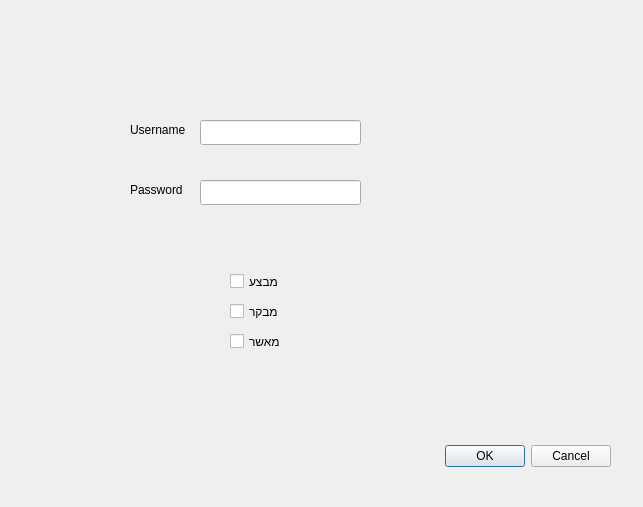
This is Login.ui in peterooch/DigiFerro as Qt 5 draws it before an edit. The edited form follows.
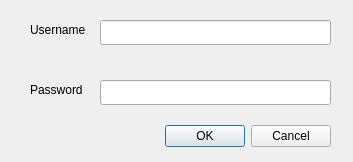
This is the edited form.

```diff
--- a/Login.ui
+++ b/Login.ui
@@ -6,8 +6,8 @@
    <rect>
     <x>0</x>
     <y>0</y>
-    <width>643</width>
-    <height>507</height>
+    <width>353</width>
+    <height>162</height>
    </rect>
   </property>
   <property name="windowTitle">
@@ -16,8 +16,8 @@
   <widget class="QDialogButtonBox" name="buttonBox">
    <property name="geometry">
     <rect>
-     <x>270</x>
-     <y>440</y>
+     <x>-10</x>
+     <y>120</y>
      <width>341</width>
      <height>32</height>
     </rect>
@@ -29,50 +29,11 @@
     <set>QDialogButtonBox::Cancel|QDialogButtonBox::Ok</set>
    </property>
   </widget>
-  <widget class="QCheckBox" name="Operator">
-   <property name="geometry">
-    <rect>
-     <x>230</x>
-     <y>270</y>
-     <width>101</width>
-     <height>23</height>
-    </rect>
-   </property>
-   <property name="text">
-    <string>מבצע</string>
-   </property>
-  </widget>
-  <widget class="QCheckBox" name="Comptroller">
-   <property name="geometry">
-    <rect>
-     <x>230</x>
-     <y>300</y>
-     <width>101</width>
-     <height>23</height>
-    </rect>
-   </property>
-   <property name="text">
-    <string>מבקר</string>
-   </property>
-  </widget>
-  <widget class="QCheckBox" name="Confirm">
-   <property name="geometry">
-    <rect>
-     <x>230</x>
-     <y>330</y>
-     <width>101</width>
-     <height>23</height>
-    </rect>
-   </property>
-   <property name="text">
-    <string>מאשר</string>
-   </property>
-  </widget>
   <widget class="QLabel" name="label">
    <property name="geometry">
     <rect>
-     <x>130</x>
-     <y>120</y>
+     <x>30</x>
+     <y>20</y>
      <width>81</width>
      <height>19</height>
     </rect>
@@ -84,8 +45,8 @@
   <widget class="QLabel" name="label_2">
    <property name="geometry">
     <rect>
-     <x>130</x>
-     <y>180</y>
+     <x>30</x>
+     <y>80</y>
      <width>68</width>
      <height>19</height>
     </rect>
@@ -97,9 +58,9 @@
   <widget class="QLineEdit" name="Username">
    <property name="geometry">
     <rect>
-     <x>200</x>
-     <y>120</y>
-     <width>161</width>
+     <x>100</x>
+     <y>20</y>
+     <width>231</width>
      <height>25</height>
     </rect>
    </property>
@@ -107,9 +68,9 @@
   <widget class="QLineEdit" name="Password">
    <property name="geometry">
     <rect>
-     <x>200</x>
-     <y>180</y>
-     <width>161</width>
+     <x>100</x>
+     <y>80</y>
+     <width>231</width>
      <height>25</height>
     </rect>
    </property>
```
